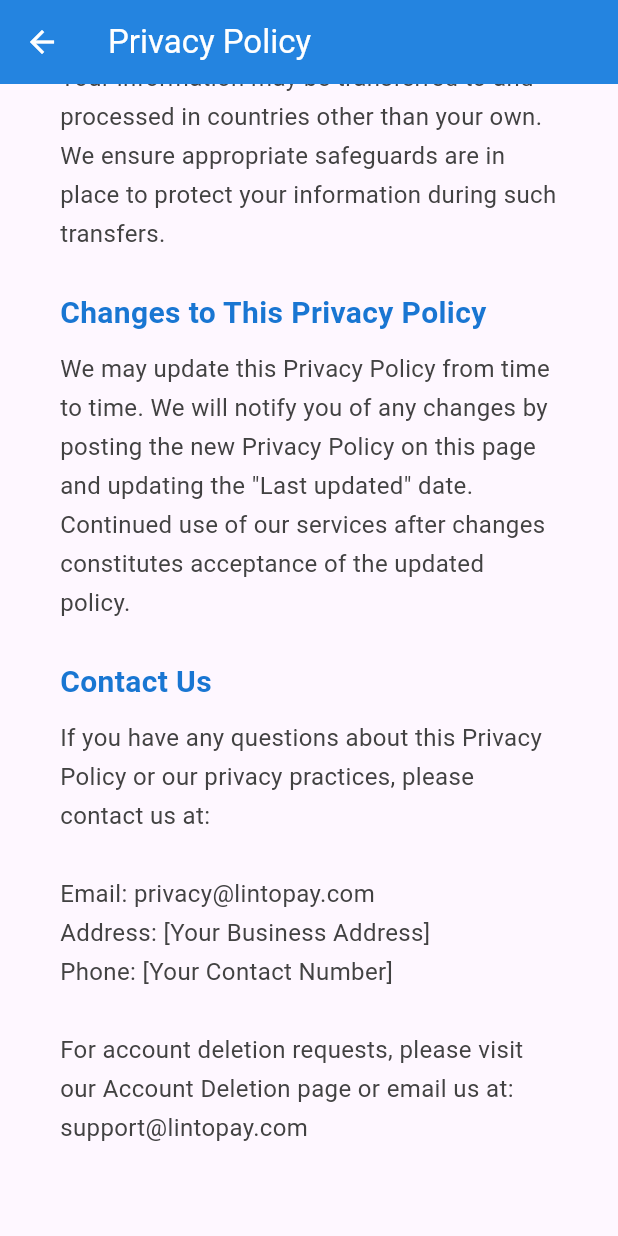
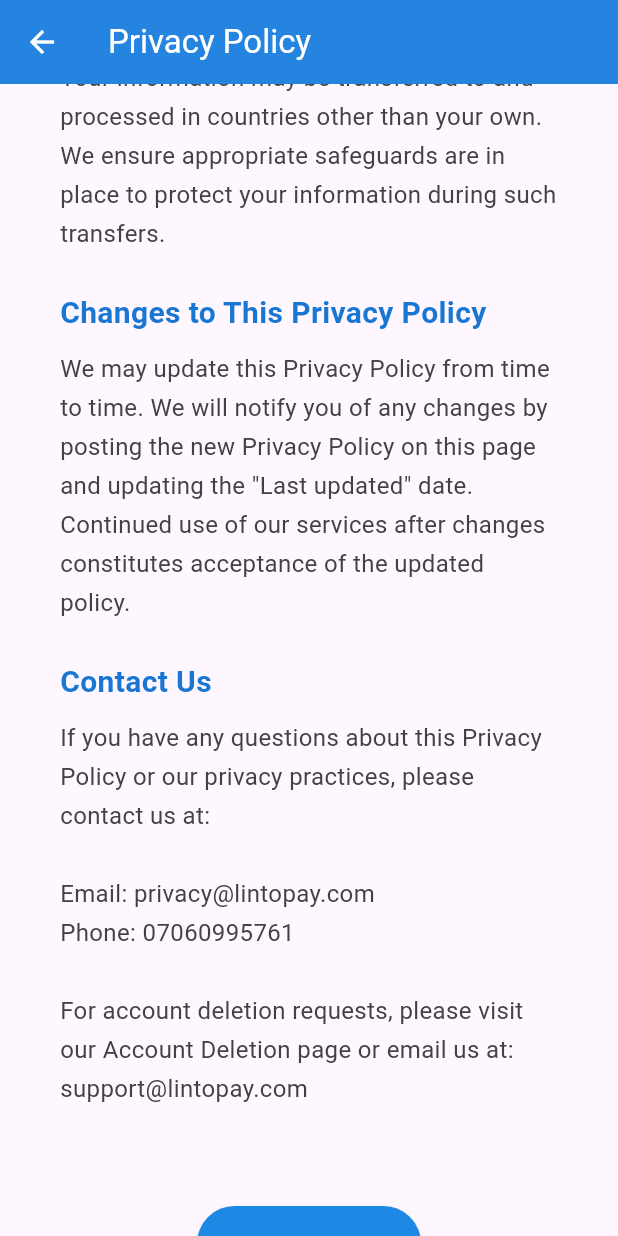
Before and after one commit to saintdmix/lintopay_web, a Flutter app: the PrivacyPolicyPage screen opened by its route, scrolled down 3456 dp, on a phone screen of 412 x 824 dp. Run offline on Flutter 3.47's test engine with Material 3 defaults, Android fonts, the light colour scheme and no system bars; our stand-ins replace url_strategy.

Commit message:
fixed webb

```diff
--- a/lib/main.dart
+++ b/lib/main.dart
@@ -374,8 +374,7 @@
                 '''If you have any questions about this Privacy Policy or our privacy practices, please contact us at:
 
 Email: privacy@lintopay.com
-Address: [Your Business Address]
-Phone: [Your Contact Number]
+Phone: 07060995761
 
 For account deletion requests, please visit our Account Deletion page or email us at: support@lintopay.com''',
               ),
```
